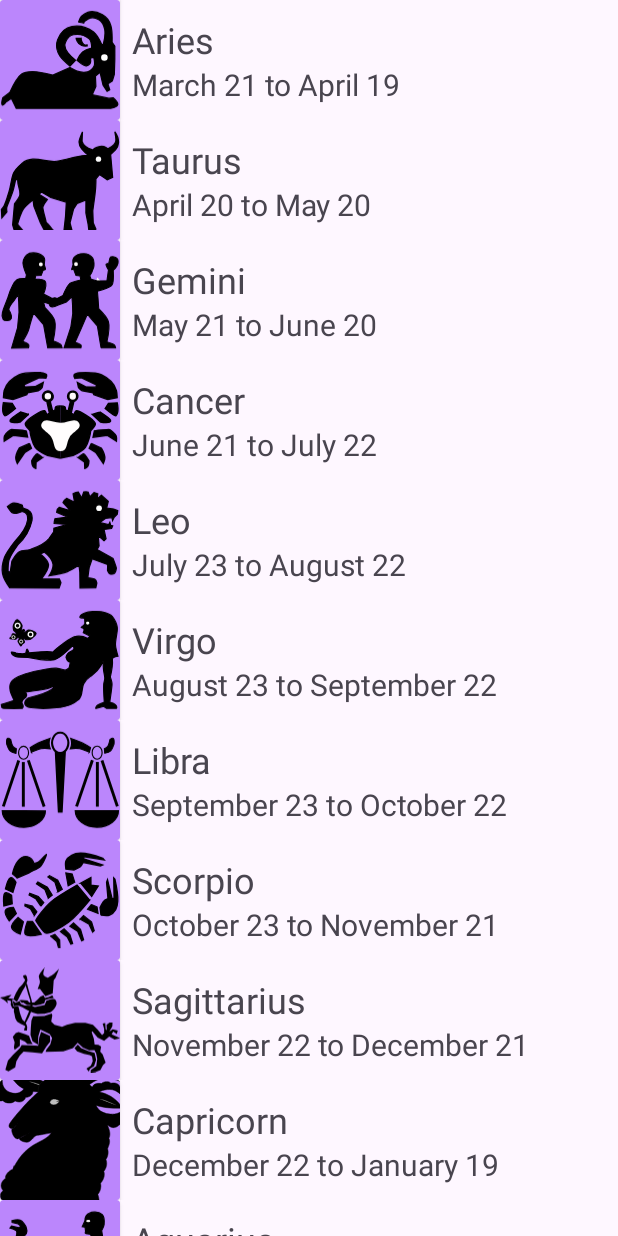
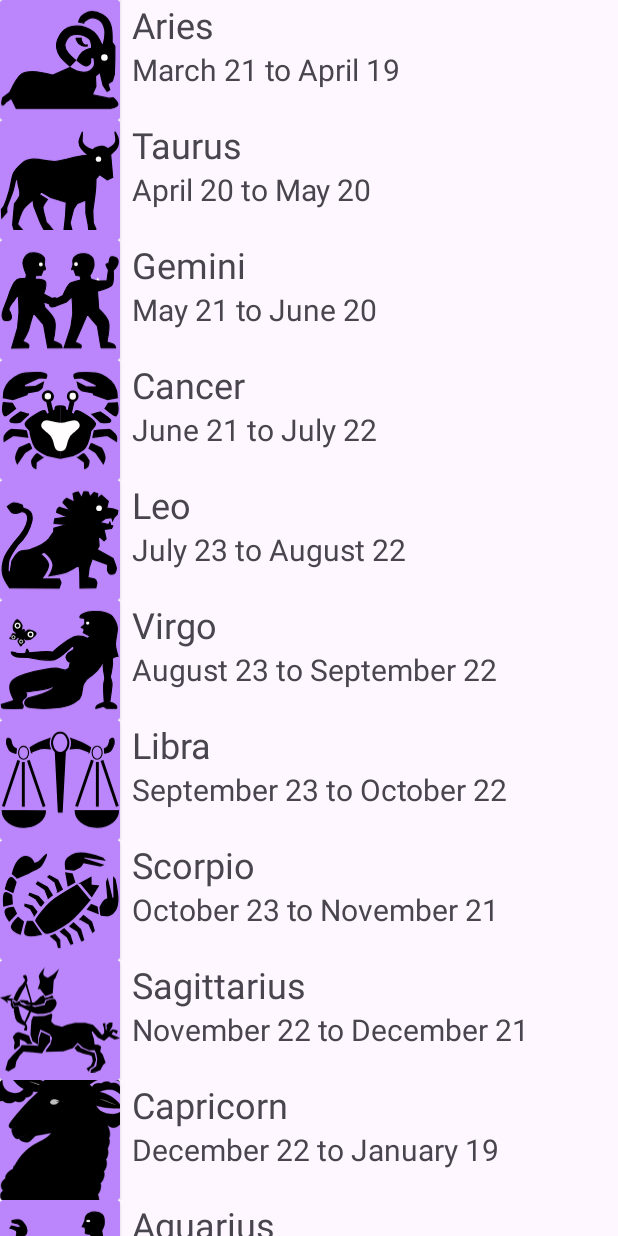
Before and after one commit to AbreuMajanoRoger/clasemartes, an Android app: the screen it shows after launch (MainActivity), on a phone screen of 412 x 824 dp. Run offline under Robolectric (Android 15) with nearby library versions, the phone set to English and light mode, and no system bars.

Commit message:
proyecto funcional

```diff
--- a/app/src/main/res/layout/item_horoscopo.xml
+++ b/app/src/main/res/layout/item_horoscopo.xml
@@ -1,7 +1,7 @@
 <?xml version="1.0" encoding="utf-8"?>
 <LinearLayout xmlns:android="http://schemas.android.com/apk/res/android"
     android:layout_width="match_parent"
-    android:layout_height="match_parent"
+    android:layout_height="wrap_content"
     android:orientation="horizontal"
     xmlns:app="http://schemas.android.com/apk/res-auto">
 
@@ -27,8 +27,7 @@
             android:layout_width="match_parent"
             android:layout_height="match_parent"
             android:orientation="vertical"
-        android:layout_marginStart="8dp"
-        android:gravity="center_vertical">
+            android:layout_marginStart="8dp">
 
 
 
@@ -49,5 +48,4 @@
 
         </LinearLayout>
 
-
 </LinearLayout>
```
Lines whose indentation alone changed are shown as unchanged.
